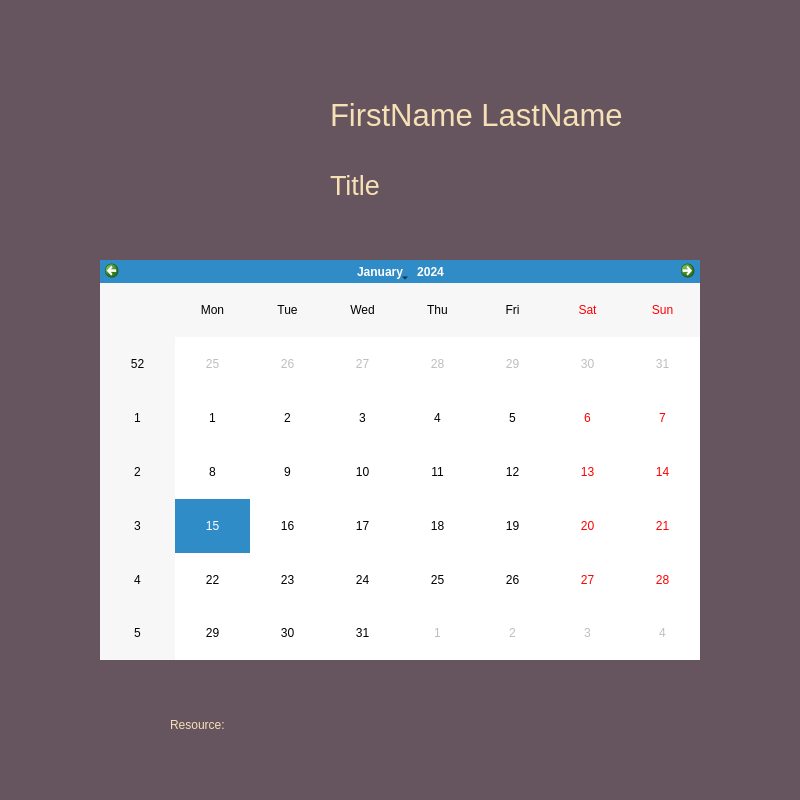
Qt form client/GUI/home.ui (ball2004244/KIPE-member-management) before a commit.
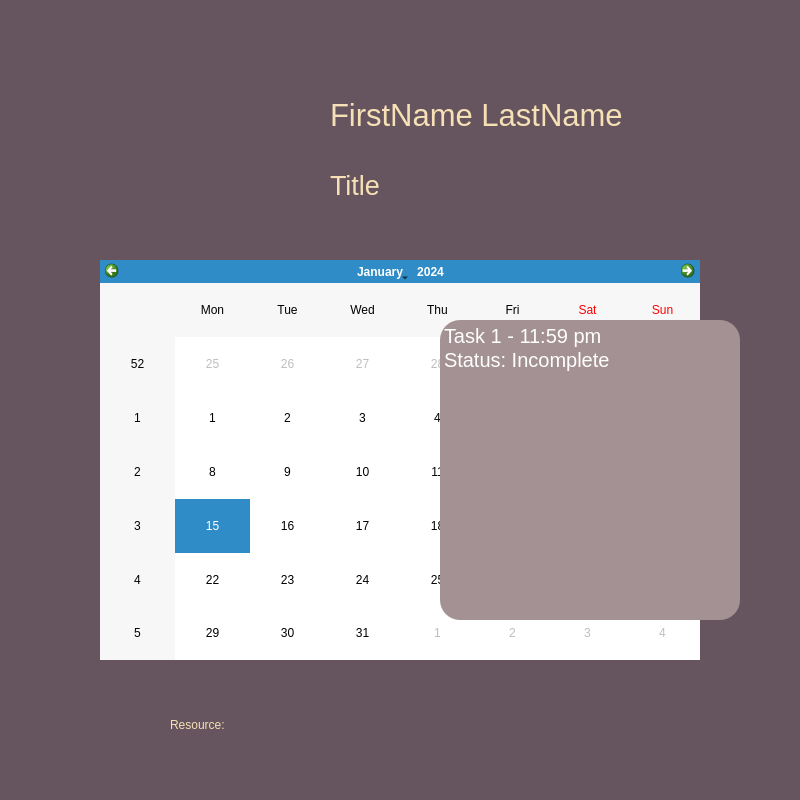
The same form after that commit. Icons and pictures are not drawn.

The edit to the form file:
```diff
--- a/client/GUI/home.ui
+++ b/client/GUI/home.ui
@@ -301,6 +301,30 @@
       <bool>false</bool>
      </property>
     </widget>
+    <widget class="QTextBrowser" name="task_browser">
+     <property name="geometry">
+      <rect>
+       <x>440</x>
+       <y>320</y>
+       <width>300</width>
+       <height>300</height>
+      </rect>
+     </property>
+     <property name="styleSheet">
+      <string notr="true">border-radius: 20px;
+background-color: rgb(163, 145, 147);
+font-size: 20px;
+color: white;</string>
+     </property>
+     <property name="html">
+      <string>&lt;!DOCTYPE HTML PUBLIC &quot;-//W3C//DTD HTML 4.0//EN&quot; &quot;http://www.w3.org/TR/REC-html40/strict.dtd&quot;&gt;
+&lt;html&gt;&lt;head&gt;&lt;meta name=&quot;qrichtext&quot; content=&quot;1&quot; /&gt;&lt;style type=&quot;text/css&quot;&gt;
+p, li { white-space: pre-wrap; }
+&lt;/style&gt;&lt;/head&gt;&lt;body style=&quot; font-family:'MS Shell Dlg 2'; font-size:20px; font-weight:400; font-style:normal;&quot;&gt;
+&lt;p style=&quot; margin-top:0px; margin-bottom:0px; margin-left:0px; margin-right:0px; -qt-block-indent:0; text-indent:0px;&quot;&gt;&lt;span style=&quot; font-size:20px;&quot;&gt;Task 1 - 11:59 pm&lt;/span&gt;&lt;/p&gt;
+&lt;p style=&quot; margin-top:0px; margin-bottom:0px; margin-left:0px; margin-right:0px; -qt-block-indent:0; text-indent:0px;&quot;&gt;&lt;span style=&quot; font-size:20px;&quot;&gt;Status: Incomplete&lt;/span&gt;&lt;/p&gt;&lt;/body&gt;&lt;/html&gt;</string>
+     </property>
+    </widget>
    </widget>
   </widget>
  </widget>
```
